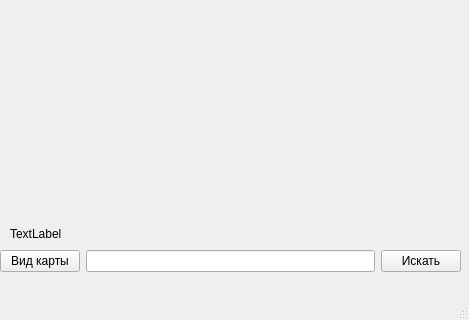
Old version of the form interface.ui in the repository kerrigan-nataly/map_3; both pictures show x 0 to 469 and y 284 to 604 of the 469 by 604 pixel window.
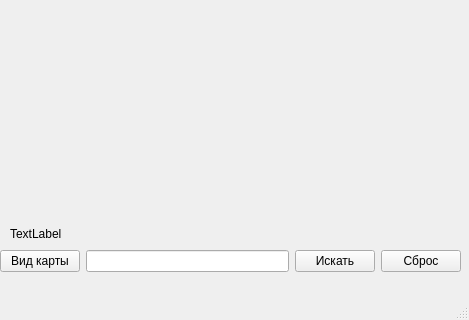
New version of the form.

Commit message: Большая задача по Maps API. Часть №7

Patch:
```diff
--- a/interface.ui
+++ b/interface.ui
@@ -123,6 +123,13 @@
        </property>
       </widget>
      </item>
+     <item>
+      <widget class="QPushButton" name="resetButton">
+       <property name="text">
+        <string>Сброс</string>
+       </property>
+      </widget>
+     </item>
     </layout>
    </widget>
   </widget>
```
The commit also changes 2 other files.
